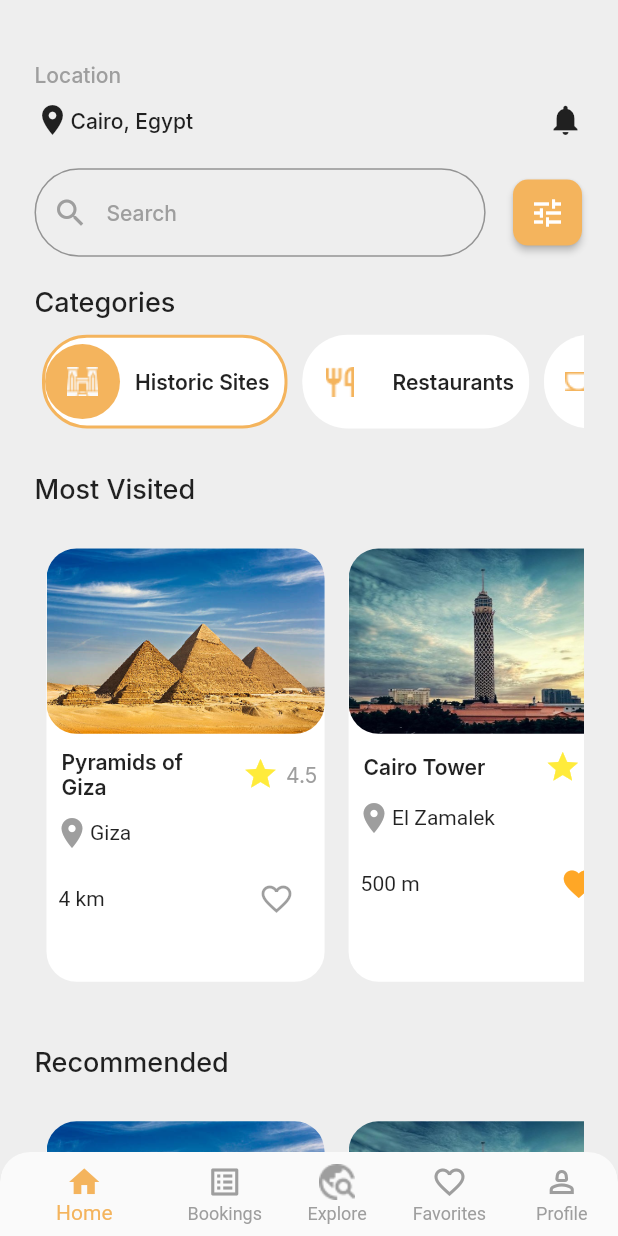
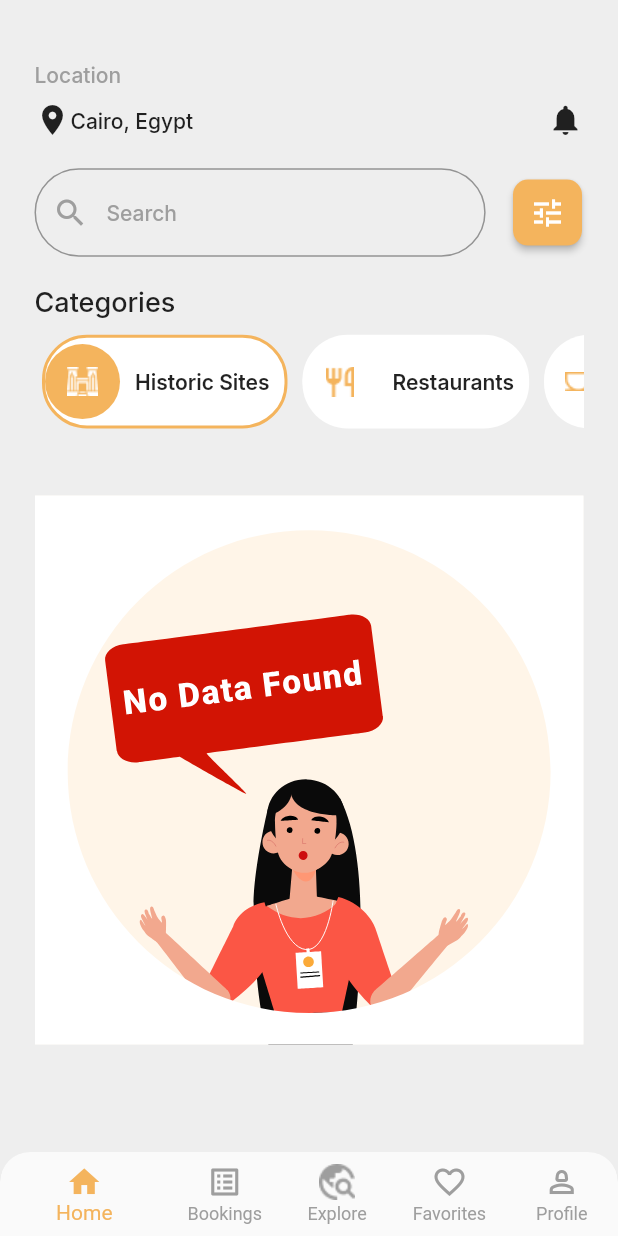
Before and after one commit to BeshoyMarkElMallah/Tourister, a Flutter app: the HomeView screen opened by its route, on a phone screen of 412 x 824 dp. Run offline on Flutter 3.47's test engine with Material 2 defaults, Android fonts, the phone set to English and light mode, and no system bars; our stand-ins replace bloc, carousel_slider, cloud_firestore, dartz, firebase_auth, firebase_core and 8 more; accounts and stored records are empty.

Commit message:
done categories list and pageview

```diff
--- /dev/null
+++ b/lib/Features/home/presentation/manager/cubits/pages_data_cubit/pages_data_state.dart
@@ -0,0 +1,24 @@
+part of 'pages_data_cubit.dart';
+
+@immutable
+sealed class PagesDataState {}
+
+final class PagesDataInitial extends PagesDataState {}
+
+final class PagesDataLoading extends PagesDataState {}
+
+final class PagesDataLoaded extends PagesDataState {
+  PagesDataLoaded({
+    required this.data,
+  });
+  final List<PlaceModel> data;
+}
+
+final class PagesDataError extends PagesDataState {
+  PagesDataError({
+    required this.message,
+  });
+  final String message;
+}
+
+final class PagesDataEmpty extends PagesDataState {}
--- a/lib/Features/home/presentation/views/widgets/categories_list_view.dart
+++ b/lib/Features/home/presentation/views/widgets/categories_list_view.dart
@@ -1,14 +1,23 @@
 import 'package:flutter/material.dart';
+import 'package:flutter_bloc/flutter_bloc.dart';
+import 'package:tourister/Features/home/presentation/manager/cubits/pages_data_cubit/pages_data_cubit.dart';
 import 'package:tourister/Features/home/presentation/views/widgets/categories_list_view_item.dart';
 
-class CategoriesListView extends StatelessWidget {
+class CategoriesListView extends StatefulWidget {
   const CategoriesListView({
     super.key,
     required this.data,
+    required this.controller,
   });
 
   final List<Map<String, Object>> data;
+  final PageController controller;
 
+  @override
+  State<CategoriesListView> createState() => _CategoriesListViewState();
+}
+
+class _CategoriesListViewState extends State<CategoriesListView> {
   @override
   Widget build(BuildContext context) {
     return SizedBox(
@@ -18,12 +27,28 @@ class CategoriesListView extends StatelessWidget {
           physics: const BouncingScrollPhysics(),
           scrollDirection: Axis.horizontal,
           shrinkWrap: true,
-          itemCount: data.length,
+          itemCount: widget.data.length,
           itemBuilder: (context, index) {
-            return CategoriesListViewItem(
-              img: data[index]['img'] as String,
-              isSelected: data[index]['isSelected'] as bool,
-              title: data[index]['title'] as String,
+            return GestureDetector(
+              onTap: () {
+                widget.controller.animateToPage(index,
+                    duration: const Duration(milliseconds: 500),
+                    curve: Curves.easeIn);
+                setState(() {
+                  widget.data.forEach((element) {
+                    element['isSelected'] = false;
+                  });
+                  widget.data[index]['isSelected'] = true;
+                  BlocProvider.of<PagesDataCubit>(context)
+                      .getDataWithCategories(
+                          widget.data[index]['title'] as String);
+                });
+              },
+              child: CategoriesListViewItem(
+                img: widget.data[index]['img'] as String,
+                isSelected: widget.data[index]['isSelected'] as bool,
+                title: widget.data[index]['title'] as String,
+              ),
             );
           }),
     );
--- a/lib/Features/home/presentation/views/widgets/categories_list_view_item.dart
+++ b/lib/Features/home/presentation/views/widgets/categories_list_view_item.dart
@@ -39,6 +39,7 @@ class CategoriesListViewItem extends StatelessWidget {
                   child: Image.asset(
                     img,
                     fit: BoxFit.cover,
+                    color: Colors.white,
                   ),
                 )
               : CircleAvatar(
--- a/lib/Features/home/presentation/views/widgets/home_view_body.dart
+++ b/lib/Features/home/presentation/views/widgets/home_view_body.dart
@@ -1,10 +1,14 @@
 import 'package:flutter/material.dart';
+import 'package:flutter_bloc/flutter_bloc.dart';
+import 'package:tourister/Features/home/presentation/manager/cubits/pages_data_cubit/pages_data_cubit.dart';
 import 'package:tourister/Features/home/presentation/views/widgets/categories_list_view.dart';
-import 'package:tourister/Features/home/presentation/views/widgets/most_visited_list_view.dart';
 import 'package:tourister/Features/home/presentation/views/widgets/location_notification_row.dart';
+import 'package:tourister/Features/home/presentation/views/widgets/pages_category.dart';
 import 'package:tourister/Features/home/presentation/views/widgets/search_settings_row.dart';
 import 'package:tourister/core/utils/assets.dart';
 import 'package:tourister/core/utils/styles.dart';
+import 'package:tourister/core/widgets/custom_loading_indicator.dart';
+import 'package:tourister/core/widgets/custom_no_data.dart';
 
 // ignore: must_be_immutable
 class HomeViewBody extends StatelessWidget {
@@ -17,11 +21,11 @@ class HomeViewBody extends StatelessWidget {
     {'img': AssetsData.beach, 'title': 'Beaches', 'isSelected': false},
   ];
 
+  final controller = PageController(initialPage: 0);
+
   @override
   Widget build(BuildContext context) {
-    return SingleChildScrollView(
-      physics: const BouncingScrollPhysics(),
-      child: Padding(
+    return Padding(
       padding: const EdgeInsets.symmetric(horizontal: 23),
       child: Column(
         crossAxisAlignment: CrossAxisAlignment.start,
@@ -50,31 +54,31 @@ class HomeViewBody extends StatelessWidget {
             'Categories',
             style: Styles.textStyle18.copyWith(fontWeight: FontWeight.w500),
           ),
-            CategoriesListView(data: data),
+          CategoriesListView(data: data, controller: controller),
           const SizedBox(
             height: 20,
           ),
-            Text(
-              'Most Visited',
-              style: Styles.textStyle18.copyWith(fontWeight: FontWeight.w500),
+          SizedBox(
+            height: MediaQuery.of(context).size.height * 0.48,
+            width: double.infinity,
+            child: PageView(
+              controller: controller,
+              children: [
+                BlocBuilder<PagesDataCubit, PagesDataState>(
+                  builder: (context, state) {
+                    if (state is PagesDataLoading) {
+                      return const CustomLoadingIndicator();
+                    } else if (state is PagesDataLoaded) {
+                      return PagesCategories(placeModel: state.data);
+                    } else {
+                      return const NoData();
+                    }
+                  },
                 ),
-            const SizedBox(
-              height: 20,
-            ),
-            MostVisitedListView(),
-            const SizedBox(
-              height: 35,
-            ),
-            Text(
-              'Recommended',
-              style: Styles.textStyle18.copyWith(fontWeight: FontWeight.w500),
-            ),
-            const SizedBox(
-              height: 20,
-            ),
-            MostVisitedListView(),
               ],
             ),
+          )
+        ],
       ),
     );
   }
--- a/lib/Features/home/presentation/views/widgets/most_visited_list_view.dart
+++ b/lib/Features/home/presentation/views/widgets/most_visited_list_view.dart
@@ -1,31 +1,15 @@
 import 'package:flutter/material.dart';
 import 'package:tourister/core/models/place_model.dart';
 import 'package:tourister/Features/home/presentation/views/widgets/most_visited_listview_item.dart';
-import 'package:tourister/core/utils/assets.dart';
 
 // ignore: must_be_immutable
 class MostVisitedListView extends StatelessWidget {
   MostVisitedListView({
     super.key,
+    required this.placeModel,
   });
-  List<PlaceModel> data = [
-    const PlaceModel(
-        category: 'Historical Sites',
-        img: [AssetsData.pyramids],
-        title: 'Pyramids of Giza',
-        description: 'lorem',
-        location: 'Giza',
-        distance: '4 km',
-        isFav: false),
-    const PlaceModel(
-        category: 'Historical Sites',
-        img: [AssetsData.cairoTower],
-        title: 'Cairo Tower',
-        description: 'lorem',
-        location: 'El Zamalek',
-        distance: '500 m',
-        isFav: true),
-  ];
+  final List<PlaceModel> placeModel;
+
   @override
   Widget build(BuildContext context) {
     return SizedBox(
@@ -35,10 +19,10 @@ class MostVisitedListView extends StatelessWidget {
           physics: const BouncingScrollPhysics(),
           scrollDirection: Axis.horizontal,
           shrinkWrap: true,
-          itemCount: data.length,
+          itemCount: placeModel.length,
           itemBuilder: (context, index) {
             return MostVisitedListViewItem(
-              placeModel: data[index],
+              placeModel: placeModel[index],
             );
           }),
     );
--- a/lib/Features/home/presentation/views/widgets/most_visited_listview_item.dart
+++ b/lib/Features/home/presentation/views/widgets/most_visited_listview_item.dart
@@ -58,7 +58,7 @@ class MostVisitedListViewItem extends StatelessWidget {
               ],
             ),
             Padding(
-              padding: const EdgeInsets.all(8.0),
+              padding: const EdgeInsets.symmetric(horizontal: 8.0),
               child: Row(
                 mainAxisAlignment: MainAxisAlignment.spaceBetween,
                 children: [
--- a/lib/Features/home/presentation/views/widgets/site_view_body.dart
+++ b/lib/Features/home/presentation/views/widgets/site_view_body.dart
@@ -64,7 +64,7 @@ class SiteViewBody extends StatelessWidget {
           Padding(
             padding: const EdgeInsets.symmetric(vertical: 10),
             child: Row(
-              mainAxisAlignment: MainAxisAlignment.start,
+              mainAxisAlignment: MainAxisAlignment.center,
               children: [
                 CustomButton(
                   text: 'Book Now',
--- a/lib/Features/search/data/static/places_list.dart
+++ b/lib/Features/search/data/static/places_list.dart
@@ -3,7 +3,7 @@ import 'package:tourister/core/utils/assets.dart';
 
 const List<PlaceModel> placesDatas = [
   PlaceModel(
-    category: 'Historical Sites',
+    category: 'Historic Sites',
     img: [AssetsData.abuSimbel, AssetsData.abuSimbel2],
     title: 'Abu Simbel temples',
     description:
@@ -12,7 +12,7 @@ const List<PlaceModel> placesDatas = [
     distance: '200 km',
   ),
   PlaceModel(
-    category: 'Historical Sites',
+    category: 'Historic Sites',
     img: [AssetsData.highdam],
     title: 'High Dam',
     description:
@@ -21,7 +21,7 @@ const List<PlaceModel> placesDatas = [
     distance: '20 km',
   ),
   PlaceModel(
-    category: 'Historical Sites',
+    category: 'Historic Sites',
     img: [AssetsData.nubianMuseum],
     title: 'Nubian Museum',
     description:
@@ -30,7 +30,7 @@ const List<PlaceModel> placesDatas = [
     distance: '1 km',
   ),
   PlaceModel(
-    category: 'Historical Sites',
+    category: 'Historic Sites',
     img: [AssetsData.nubianVillage, AssetsData.nubianVillage2],
     title: 'Nubian Village',
     description:
@@ -39,7 +39,7 @@ const List<PlaceModel> placesDatas = [
     distance: '3 km',
   ),
   PlaceModel(
-    category: 'Historical Sites',
+    category: 'Historic Sites',
     img: [AssetsData.philae, AssetsData.philae2],
     title: 'Philae temple',
     description:
@@ -48,7 +48,7 @@ const List<PlaceModel> placesDatas = [
     distance: '5 km',
   ),
   PlaceModel(
-    category: 'Historical Sites',
+    category: 'Historic Sites',
     img: [AssetsData.cairoTower, AssetsData.cairoTower2],
     title: 'Cairo Tower',
     description:
@@ -57,7 +57,7 @@ const List<PlaceModel> placesDatas = [
     distance: '5 km',
   ),
   PlaceModel(
-    category: 'Historical Sites',
+    category: 'Historic Sites',
     img: [AssetsData.mohamedAli],
     title: 'Mosque of Muhammad Ali',
     description:
@@ -66,7 +66,7 @@ const List<PlaceModel> placesDatas = [
     distance: '6 km',
   ),
   PlaceModel(
-    category: 'Historical Sites',
+    category: 'Historic Sites',
     img: [AssetsData.pyramids],
     title: 'Pyramids of Giza',
     description:
@@ -74,4 +74,30 @@ const List<PlaceModel> placesDatas = [
     location: 'Cairo',
     distance: '50 km',
   ),
+  PlaceModel(
+    category: 'Restaurants',
+    img: [
+      AssetsData.makani1,
+      AssetsData.makani2,
+    ],
+    title: 'Makani',
+    description:
+        'HEALTHY AFRICAN FOOD\nSpecial Spices,\nSpecial Juices,\nNile view.',
+    location: 'Aswan',
+    distance: '1.5 miles',
+    isFav: false,
+  ),
+  PlaceModel(
+    category: 'Cafes',
+    img: [
+      AssetsData.alqahwa1,
+      AssetsData.alqahwa2,
+    ],
+    title: 'AlQahwa Cafe',
+    description:
+        'Al Qahwa  features a beautiful terrace from which you can watch the sunset while enjoying a cup of freshly-brewed Mövenpick coffee or try an exotic cocktail. The Bar also offers a selection of snacks. ',
+    location: 'Aswan',
+    distance: '3 miles',
+    isFav: false,
+  )
 ];
--- a/lib/core/utils/assets.dart
+++ b/lib/core/utils/assets.dart
@@ -30,6 +30,12 @@ class AssetsData {
   static const philae = 'assets/images/philae.jpg';
   static const philae2 = 'assets/images/philae2.jpg';
 
+  // Retaurants Imgs
+  static const makani1 = 'assets/images/makani1.jpeg';
+  static const makani2 = 'assets/images/makani2.jpeg';
+  static const alqahwa1 = 'assets/images/alqahwa1.jpeg';
+  static const alqahwa2 = 'assets/images/alqahwa2.jpeg';
+
   // categories icons
   static const historic = 'assets/images/historic.png';
   static const beach = 'assets/images/beach.png';
--- a/lib/main.dart
+++ b/lib/main.dart
@@ -3,6 +3,7 @@ import 'package:flutter/material.dart';
 import 'package:flutter_bloc/flutter_bloc.dart';
 import 'package:tourister/Features/Auth/data/repos/auth_repo_impl.dart';
 import 'package:tourister/Features/Auth/presentation/manager/cubits/auth_cubit/auth_cubit.dart';
+import 'package:tourister/Features/home/presentation/manager/cubits/pages_data_cubit/pages_data_cubit.dart';
 import 'package:tourister/Features/search/presentation/manager/cubits/search_cubit/search_cubit.dart';
 import 'package:tourister/constants.dart';
 import 'package:tourister/core/utils/app_router.dart';
@@ -34,6 +35,9 @@ class TouristerApp extends StatelessWidget {
         BlocProvider(
           create: (context) => SearchCubit(),
         ),
+        BlocProvider(
+          create: (context) => PagesDataCubit(),
+        ),
       ],
       child: MaterialApp.router(
         theme: ThemeData(
```
Also changed, not shown: lib/Features/home/presentation/manager/cubits/pages_data_cubit/pages_data_cubit.dart (added, +26 -0 lines), lib/Features/home/presentation/views/widgets/pages_category.dart (added, +44 -0 lines), assets/images/alqahwa1.jpeg (added), assets/images/alqahwa2.jpeg (added), assets/images/makani1.jpeg (added), assets/images/makani2.jpeg (added). Lines whose indentation alone changed are shown as unchanged.
